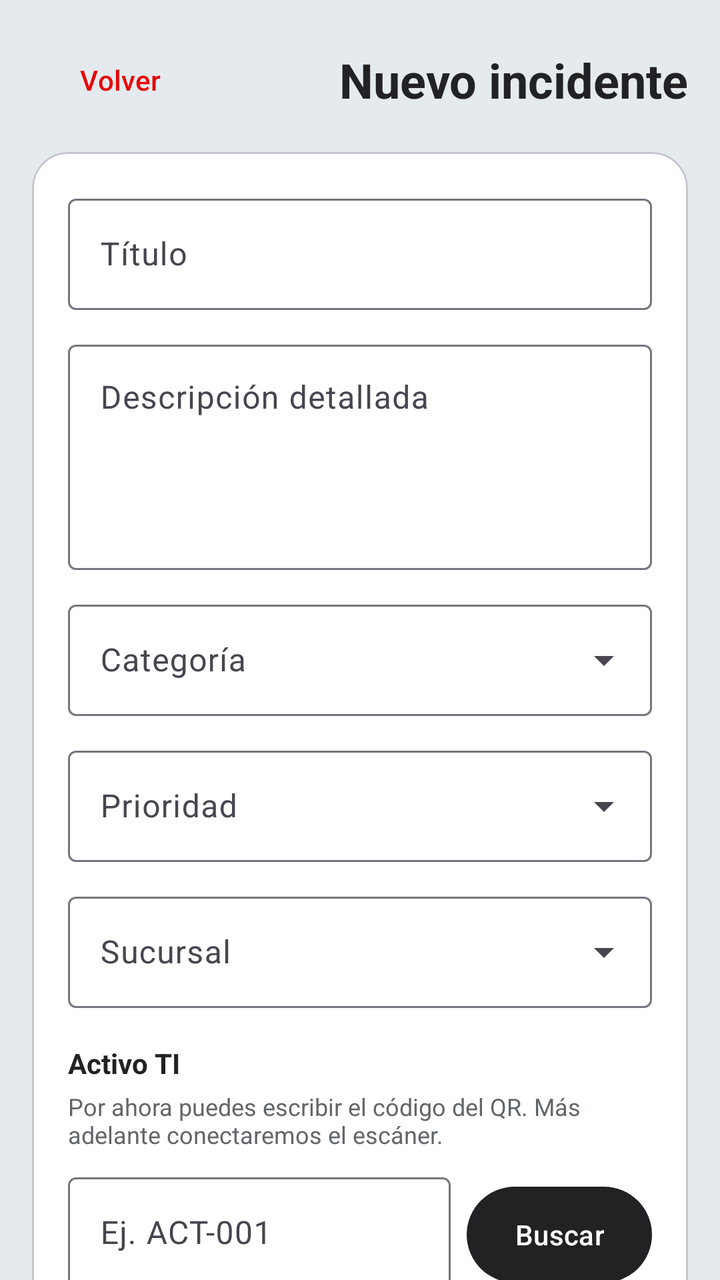
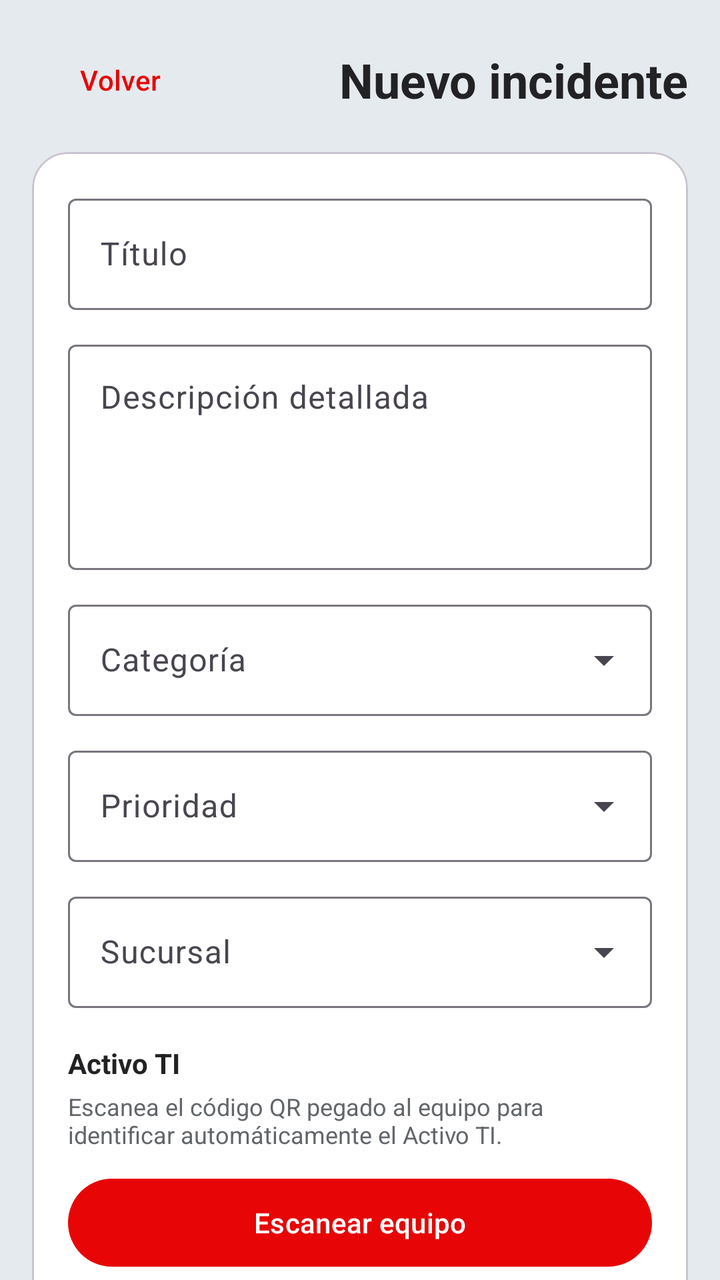

Two renders of the same Android screen: before a commit and after it. Below are the layout's source before the change and the commit's diff.
<!-- AndroidManifest.xml: application theme Theme.IncidentApp -->
<!-- res/layout/fragment_nuevo_incidente.xml -->
<?xml version="1.0" encoding="utf-8"?>
<androidx.core.widget.NestedScrollView xmlns:android="http://schemas.android.com/apk/res/android"
    xmlns:app="http://schemas.android.com/apk/res-auto"
    xmlns:tools="http://schemas.android.com/tools"
    android:layout_width="match_parent"
    android:layout_height="match_parent"
    android:background="@color/incidentapp_light"
    android:fillViewport="true"
    tools:context=".ui.incidentes.NuevoIncidenteFragment">

    <LinearLayout
        android:layout_width="match_parent"
        android:layout_height="wrap_content"
        android:orientation="vertical"
        android:padding="16dp">

        <LinearLayout
            android:layout_width="match_parent"
            android:layout_height="wrap_content"
            android:gravity="center_vertical"
            android:orientation="horizontal">

            <com.google.android.material.button.MaterialButton
                android:id="@+id/btnVolver"
                style="@style/Widget.Material3.Button.TextButton"
                android:layout_width="wrap_content"
                android:layout_height="wrap_content"
                android:text="Volver"
                android:textAllCaps="false"
                android:textColor="@color/incidentapp_red" />

            <TextView
                android:layout_width="0dp"
                android:layout_height="wrap_content"
                android:layout_weight="1"
                android:gravity="end"
                android:text="Nuevo incidente"
                android:textColor="@color/incidentapp_dark"
                android:textSize="24sp"
                android:textStyle="bold" />
        </LinearLayout>

        <com.google.android.material.card.MaterialCardView
            android:layout_width="match_parent"
            android:layout_height="wrap_content"
            android:layout_marginTop="12dp"
            app:cardBackgroundColor="@color/white"
            app:cardCornerRadius="18dp">

            <LinearLayout
                android:layout_width="match_parent"
                android:layout_height="wrap_content"
                android:orientation="vertical"
                android:padding="18dp">

                <com.google.android.material.textfield.TextInputLayout
                    android:id="@+id/tilTitulo"
                    style="@style/Widget.Material3.TextInputLayout.OutlinedBox"
                    android:layout_width="match_parent"
                    android:layout_height="wrap_content"
                    android:hint="Título">
                    <com.google.android.material.textfield.TextInputEditText
                        android:id="@+id/etTitulo"
                        android:layout_width="match_parent"
                        android:layout_height="wrap_content" />
                </com.google.android.material.textfield.TextInputLayout>

                <com.google.android.material.textfield.TextInputLayout
                    android:id="@+id/tilDescripcion"
                    style="@style/Widget.Material3.TextInputLayout.OutlinedBox"
                    android:layout_width="match_parent"
                    android:layout_height="wrap_content"
                    android:layout_marginTop="12dp"
                    android:hint="Descripción detallada">
                    <com.google.android.material.textfield.TextInputEditText
                        android:id="@+id/etDescripcion"
                        android:layout_width="match_parent"
                        android:layout_height="wrap_content"
                        android:gravity="top"
                        android:inputType="textMultiLine"
                        android:minLines="4" />
                </com.google.android.material.textfield.TextInputLayout>

                <com.google.android.material.textfield.TextInputLayout
                    android:id="@+id/tilCategoria"
                    style="@style/Widget.Material3.TextInputLayout.OutlinedBox.ExposedDropdownMenu"
                    android:layout_width="match_parent"
                    android:layout_height="wrap_content"
                    android:layout_marginTop="12dp"
                    android:hint="Categoría">
                    <AutoCompleteTextView
                        android:id="@+id/actCategoria"
                        android:layout_width="match_parent"
                        android:layout_height="wrap_content"
                        android:inputType="none" />
                </com.google.android.material.textfield.TextInputLayout>

                <com.google.android.material.textfield.TextInputLayout
                    android:id="@+id/tilPrioridad"
                    style="@style/Widget.Material3.TextInputLayout.OutlinedBox.ExposedDropdownMenu"
                    android:layout_width="match_parent"
                    android:layout_height="wrap_content"
                    android:layout_marginTop="12dp"
                    android:hint="Prioridad">
                    <AutoCompleteTextView
                        android:id="@+id/actPrioridad"
                        android:layout_width="match_parent"
                        android:layout_height="wrap_content"
                        android:inputType="none" />
                </com.google.android.material.textfield.TextInputLayout>

                <com.google.android.material.textfield.TextInputLayout
                    android:id="@+id/tilSucursal"
                    style="@style/Widget.Material3.TextInputLayout.OutlinedBox.ExposedDropdownMenu"
                    android:layout_width="match_parent"
                    android:layout_height="wrap_content"
                    android:layout_marginTop="12dp"
                    android:hint="Sucursal">
                    <AutoCompleteTextView
                        android:id="@+id/actSucursal"
                        android:layout_width="match_parent"
                        android:layout_height="wrap_content"
                        android:inputType="none" />
                </com.google.android.material.textfield.TextInputLayout>

                <TextView
                    android:layout_width="match_parent"
                    android:layout_height="wrap_content"
                    android:layout_marginTop="18dp"
                    android:text="Activo TI"
                    android:textColor="@color/incidentapp_dark"
                    android:textStyle="bold" />

                <TextView
                    android:layout_width="match_parent"
                    android:layout_height="wrap_content"
                    android:layout_marginTop="4dp"
                    android:text="Por ahora puedes escribir el código del QR. Más adelante conectaremos el escáner."
                    android:textColor="@color/text_secondary"
                    android:textSize="12sp" />

                <LinearLayout
                    android:layout_width="match_parent"
                    android:layout_height="wrap_content"
                    android:layout_marginTop="8dp"
                    android:orientation="horizontal">
                    <com.google.android.material.textfield.TextInputLayout
                        android:layout_width="0dp"
                        android:layout_height="wrap_content"
                        android:layout_weight="1"
                        android:hint="Ej. ACT-001">
                        <com.google.android.material.textfield.TextInputEditText
                            android:id="@+id/etCodigoQr"
                            android:layout_width="match_parent"
                            android:layout_height="wrap_content"
                            android:maxLines="1" />
                    </com.google.android.material.textfield.TextInputLayout>
                    <com.google.android.material.button.MaterialButton
                        android:id="@+id/btnBuscarActivo"
                        android:layout_width="wrap_content"
                        android:layout_height="56dp"
                        android:layout_marginStart="8dp"
                        android:text="Buscar"
                        android:textAllCaps="false"
                        app:backgroundTint="@color/incidentapp_dark" />
                </LinearLayout>

                <TextView
                    android:id="@+id/tvActivoSeleccionado"
                    android:layout_width="match_parent"
                    android:layout_height="wrap_content"
                    android:layout_marginTop="8dp"
                    android:text="Sin activo seleccionado"
                    android:textColor="@color/text_secondary" />

                <TextView
                    android:layout_width="match_parent"
                    android:layout_height="wrap_content"
                    android:layout_marginTop="18dp"
                    android:text="Fotos del problema"
                    android:textColor="@color/incidentapp_dark"
                    android:textStyle="bold" />

                <TextView
                    android:id="@+id/tvCantidadFotos"
                    android:layout_width="match_parent"
                    android:layout_height="wrap_content"
                    android:layout_marginTop="4dp"
                    android:text="0 / 2 fotos seleccionadas"
                    android:textColor="@color/text_secondary" />

                <LinearLayout
                    android:layout_width="match_parent"
                    android:layout_height="wrap_content"
                    android:layout_marginTop="8dp"
                    android:orientation="horizontal">

                    <com.google.android.material.button.MaterialButton
                        android:id="@+id/btnTomarFoto"
                        android:layout_width="0dp"
                        android:layout_height="wrap_content"
                        android:layout_marginEnd="5dp"
                        android:layout_weight="1"
                        android:text="Tomar foto"
                        android:textAllCaps="false"
                        app:backgroundTint="@color/incidentapp_dark" />

                    <com.google.android.material.button.MaterialButton
                        android:id="@+id/btnSeleccionarFotos"
                        style="@style/Widget.Material3.Button.OutlinedButton"
                        android:layout_width="0dp"
                        android:layout_height="wrap_content"
                        android:layout_marginStart="5dp"
                        android:layout_weight="1"
                        android:text="Seleccionar fotos"
                        android:textAllCaps="false" />
                </LinearLayout>

                <HorizontalScrollView
                    android:layout_width="match_parent"
                    android:layout_height="wrap_content"
                    android:layout_marginTop="10dp"
                    android:scrollbars="none">
                    <LinearLayout
                        android:id="@+id/contenedorPreviews"
                        android:layout_width="wrap_content"
                        android:layout_height="wrap_content"
                        android:orientation="horizontal" />
                </HorizontalScrollView>

                <com.google.android.material.button.MaterialButton
                    android:id="@+id/btnRegistrar"
                    android:layout_width="match_parent"
                    android:layout_height="54dp"
                    android:layout_marginTop="20dp"
                    android:text="Registrar incidente"
                    android:textAllCaps="false"
                    android:textStyle="bold"
                    app:backgroundTint="@color/incidentapp_red" />

                <com.google.android.material.progressindicator.CircularProgressIndicator
                    android:id="@+id/progressNuevo"
                    android:layout_width="36dp"
                    android:layout_height="36dp"
                    android:layout_gravity="center_horizontal"
                    android:layout_marginTop="14dp"
                    android:visibility="gone"
                    app:indicatorColor="@color/incidentapp_red"
                    tools:visibility="visible" />
            </LinearLayout>
        </com.google.android.material.card.MaterialCardView>
    </LinearLayout>
</androidx.core.widget.NestedScrollView>
<!-- resources referenced by this layout -->
<resources>
  <color name="incidentapp_dark">#222224</color>
  <color name="incidentapp_light">#E5EAEE</color>
  <color name="incidentapp_red">#E70505</color>
  <color name="text_secondary">#62666A</color>
  <color name="white">#FFFFFF</color>
  <style name="Theme.IncidentApp" parent="Base.Theme.IncidentApp" />
  <style name="Base.Theme.IncidentApp" parent="Theme.Material3.Light.NoActionBar">
          <item name="colorPrimary">@color/incidentapp_red</item>
          <item name="colorOnPrimary">@color/white</item>
          <item name="colorSecondary">@color/incidentapp_dark</item>
          <item name="colorSurface">@color/white</item>
          <item name="colorOnSurface">@color/incidentapp_dark</item>
          <item name="android:windowLightStatusBar">true</item>
          <item name="android:statusBarColor">@color/incidentapp_light</item>
          <item name="android:navigationBarColor">@color/incidentapp_light</item>
      </style>
</resources>

<!-- the commit's change to res/layout/fragment_nuevo_incidente.xml (unified diff, before → after) -->
@@ -135,9 +135,18 @@
                     android:layout_width="match_parent"
                     android:layout_height="wrap_content"
                     android:layout_marginTop="4dp"
-                    android:text="Por ahora puedes escribir el código del QR. Más adelante conectaremos el escáner."
+                    android:text="Escanea el código QR pegado al equipo para identificar automáticamente el Activo TI."
                     android:textColor="@color/text_secondary"
                     android:textSize="12sp" />
+
+                <com.google.android.material.button.MaterialButton
+                    android:id="@+id/btnEscanearActivo"
+                    android:layout_width="match_parent"
+                    android:layout_height="52dp"
+                    android:layout_marginTop="10dp"
+                    android:text="Escanear equipo"
+                    android:textAllCaps="false"
+                    app:backgroundTint="@color/incidentapp_red" />
 
                 <LinearLayout
                     android:layout_width="match_parent"
